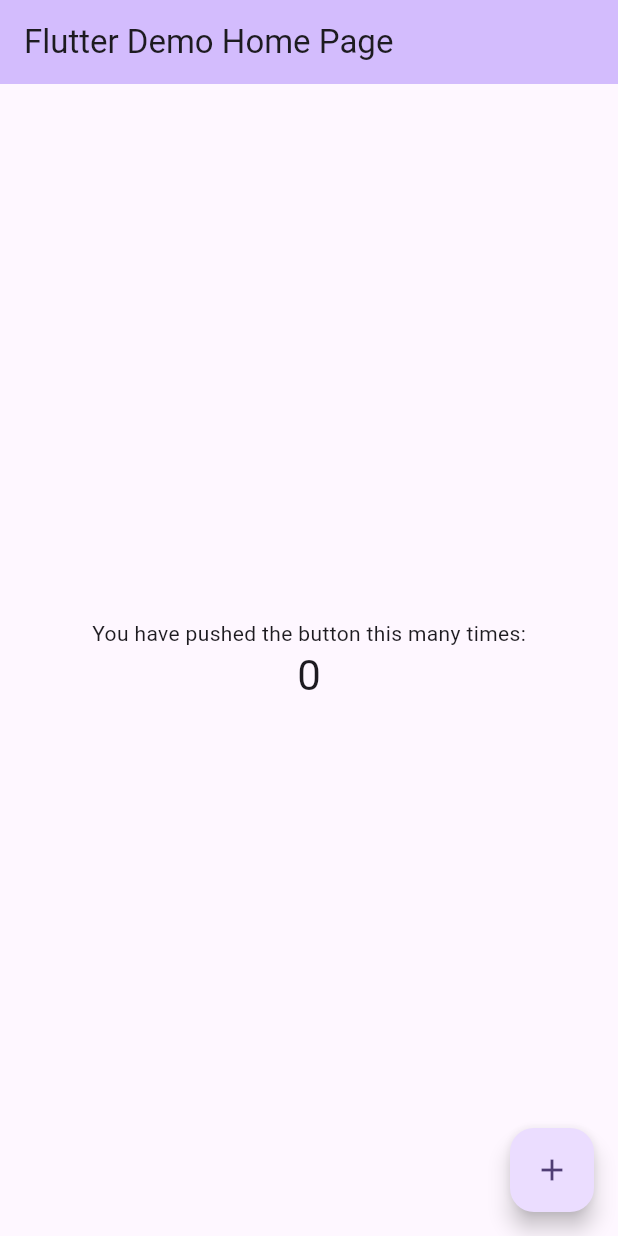
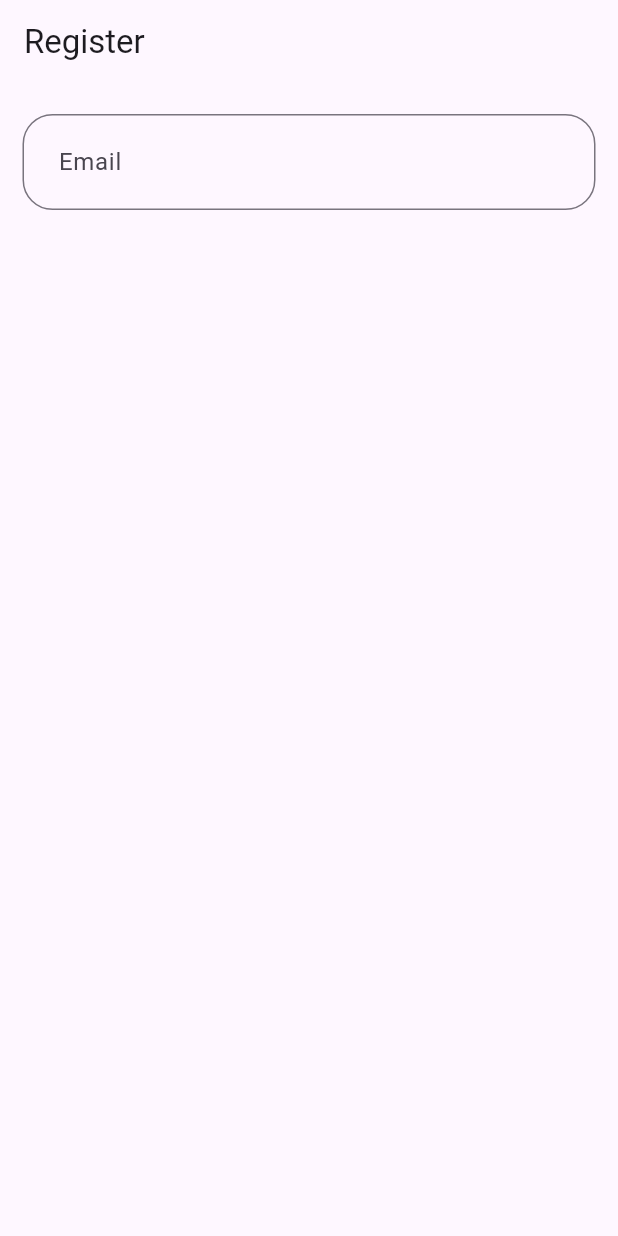
Before and after one commit to GilsonAndre/validated_form, a Flutter app: the screen it shows after launch, on a phone screen of 412 x 824 dp. Run offline on Flutter 3.47's test engine with Material 3 defaults, Android fonts, the phone set to English and light mode, and no system bars.

Commit message:
add textformfield

```diff
--- a/lib/main.dart
+++ b/lib/main.dart
@@ -1,4 +1,5 @@
 import 'package:flutter/material.dart';
+import 'package:validated_form/pages/register_page.dart';
 
 void main() {
   runApp(const MyApp());
@@ -10,116 +11,8 @@ class MyApp extends StatelessWidget {
   // This widget is the root of your application.
   @override
   Widget build(BuildContext context) {
-    return MaterialApp(
-      title: 'Flutter Demo',
-      theme: ThemeData(
-        // This is the theme of your application.
-        //
-        // TRY THIS: Try running your application with "flutter run". You'll see
-        // the application has a purple toolbar. Then, without quitting the app,
-        // try changing the seedColor in the colorScheme below to Colors.green
-        // and then invoke "hot reload" (save your changes or press the "hot
-        // reload" button in a Flutter-supported IDE, or press "r" if you used
-        // the command line to start the app).
-        //
-        // Notice that the counter didn't reset back to zero; the application
-        // state is not lost during the reload. To reset the state, use hot
-        // restart instead.
-        //
-        // This works for code too, not just values: Most code changes can be
-        // tested with just a hot reload.
-        colorScheme: ColorScheme.fromSeed(seedColor: Colors.deepPurple),
-        useMaterial3: true,
-      ),
-      home: const MyHomePage(title: 'Flutter Demo Home Page'),
+    return const MaterialApp(
+      home: RegisterPage(),
     );
   }
 }
-
-class MyHomePage extends StatefulWidget {
-  const MyHomePage({super.key, required this.title});
-
-  // This widget is the home page of your application. It is stateful, meaning
-  // that it has a State object (defined below) that contains fields that affect
-  // how it looks.
-
-  // This class is the configuration for the state. It holds the values (in this
-  // case the title) provided by the parent (in this case the App widget) and
-  // used by the build method of the State. Fields in a Widget subclass are
-  // always marked "final".
-
-  final String title;
-
-  @override
-  State<MyHomePage> createState() => _MyHomePageState();
-}
-
-class _MyHomePageState extends State<MyHomePage> {
-  int _counter = 0;
-
-  void _incrementCounter() {
-    setState(() {
-      // This call to setState tells the Flutter framework that something has
-      // changed in this State, which causes it to rerun the build method below
-      // so that the display can reflect the updated values. If we changed
-      // _counter without calling setState(), then the build method would not be
-      // called again, and so nothing would appear to happen.
-      _counter++;
-    });
-  }
-
-  @override
-  Widget build(BuildContext context) {
-    // This method is rerun every time setState is called, for instance as done
-    // by the _incrementCounter method above.
-    //
-    // The Flutter framework has been optimized to make rerunning build methods
-    // fast, so that you can just rebuild anything that needs updating rather
-    // than having to individually change instances of widgets.
-    return Scaffold(
-      appBar: AppBar(
-        // TRY THIS: Try changing the color here to a specific color (to
-        // Colors.amber, perhaps?) and trigger a hot reload to see the AppBar
-        // change color while the other colors stay the same.
-        backgroundColor: Theme.of(context).colorScheme.inversePrimary,
-        // Here we take the value from the MyHomePage object that was created by
-        // the App.build method, and use it to set our appbar title.
-        title: Text(widget.title),
-      ),
-      body: Center(
-        // Center is a layout widget. It takes a single child and positions it
-        // in the middle of the parent.
-        child: Column(
-          // Column is also a layout widget. It takes a list of children and
-          // arranges them vertically. By default, it sizes itself to fit its
-          // children horizontally, and tries to be as tall as its parent.
-          //
-          // Column has various properties to control how it sizes itself and
-          // how it positions its children. Here we use mainAxisAlignment to
-          // center the children vertically; the main axis here is the vertical
-          // axis because Columns are vertical (the cross axis would be
-          // horizontal).
-          //
-          // TRY THIS: Invoke "debug painting" (choose the "Toggle Debug Paint"
-          // action in the IDE, or press "p" in the console), to see the
-          // wireframe for each widget.
-          mainAxisAlignment: MainAxisAlignment.center,
-          children: <Widget>[
-            const Text(
-              'You have pushed the button this many times:',
-            ),
-            Text(
-              '$_counter',
-              style: Theme.of(context).textTheme.headlineMedium,
-            ),
-          ],
-        ),
-      ),
-      floatingActionButton: FloatingActionButton(
-        onPressed: _incrementCounter,
-        tooltip: 'Increment',
-        child: const Icon(Icons.add),
-      ), // This trailing comma makes auto-formatting nicer for build methods.
-    );
-  }
-}
--- /dev/null
+++ b/lib/pages/register_page.dart
@@ -0,0 +1,43 @@
+import 'package:flutter/material.dart';
+
+class RegisterPage extends StatelessWidget {
+  const RegisterPage({super.key});
+
+  @override
+  Widget build(BuildContext context) {
+    return Scaffold(
+      appBar: AppBar(
+        title: const Text('Register'),
+      ),
+      body: SingleChildScrollView(
+        child: Padding(
+          padding: const EdgeInsets.symmetric(horizontal: 15),
+          child: Column(
+            children: [
+              const SizedBox(
+                height: 20,
+              ),
+              TextFormField(
+
+                decoration: const InputDecoration(
+                  contentPadding: EdgeInsets.only(top: 20, bottom: 20, left: 20),
+                  hintText: 'Email',
+                  labelText: 'Email',
+                  errorBorder: OutlineInputBorder(
+                    borderSide: BorderSide(color: Colors.red),
+                  ),
+                  border: OutlineInputBorder(
+                    borderSide: BorderSide(color: Colors.black),
+                    borderRadius: BorderRadius.all(
+                      Radius.circular(20),
+                    ),
+                  ),
+                ),
+              ),
+            ],
+          ),
+        ),
+      ),
+    );
+  }
+}
```
